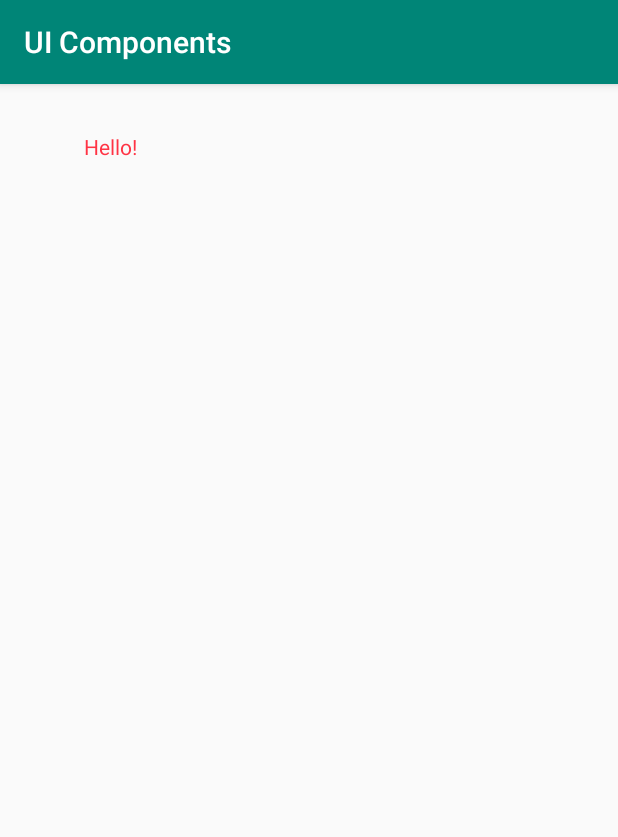
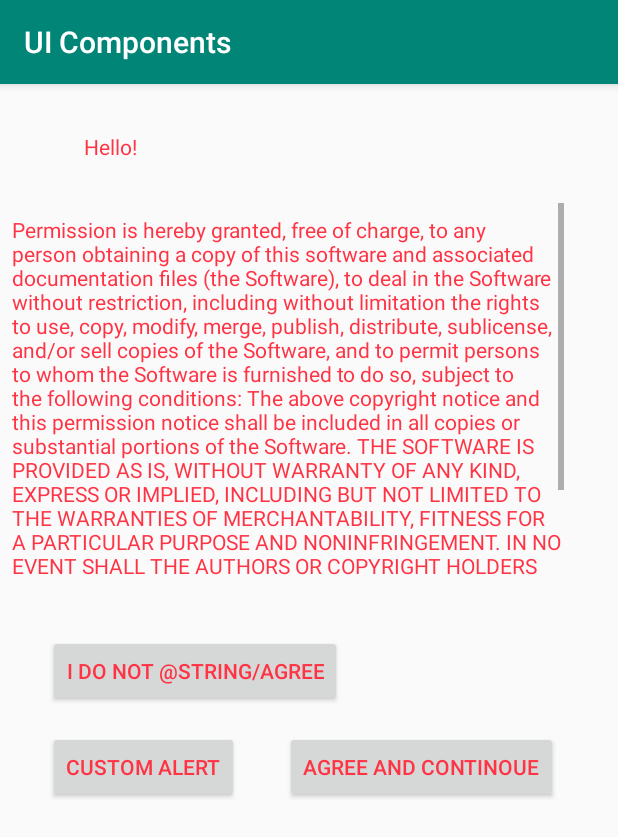
Before and after one commit to KnightsTiger/UIComponents, an Android app: the ActivityThree screen opened directly, with no data from a screen before it, on a phone screen of 412 x 824 dp. Shown: the top 837 px of the screen. Run offline under Robolectric (Android 15) with nearby library versions, the phone set to English and light mode, and no system bars; 1 statement that could not run was skipped.

Commit message:
Alert Dialog, Custom dialog

```diff
--- a/app/src/main/AndroidManifest.xml
+++ b/app/src/main/AndroidManifest.xml
@@ -1,7 +1,7 @@
 <?xml version="1.0" encoding="utf-8"?>
 <manifest xmlns:android="http://schemas.android.com/apk/res/android"
     package="com.example.knight.uicomponents">
-
+    <uses-permission android:name="android.permission.ACCESS_NETWORK_STATE"></uses-permission>
     <application
         android:allowBackup="true"
         android:icon="@mipmap/ic_launcher"
--- a/app/src/main/java/com/example/knight/uicomponents/MainActivity.java
+++ b/app/src/main/java/com/example/knight/uicomponents/MainActivity.java
@@ -1,11 +1,14 @@
 package com.example.knight.uicomponents;
 
+import android.content.Context;
 import android.content.Intent;
+import android.net.ConnectivityManager;
 import android.os.Bundle;
 import android.support.v7.app.AppCompatActivity;
 import android.view.View;
 import android.widget.CheckBox;
 import android.widget.EditText;
+import android.widget.TextView;
 import android.widget.Toast;
 
 public class MainActivity extends AppCompatActivity {
@@ -14,6 +17,8 @@ public class MainActivity extends AppCompatActivity {
     protected void onCreate(Bundle savedInstanceState) {
         super.onCreate(savedInstanceState);
         setContentView(R.layout.activity_main);
+
+
     }
 
     public void goToPageTwo(View view) {
--- a/app/src/main/res/layout/activity_three.xml
+++ b/app/src/main/res/layout/activity_three.xml
@@ -17,11 +17,70 @@
 
     <TextView
         android:id="@+id/textView4"
-        android:layout_width="wrap_content"
+        android:layout_width="0dp"
         android:layout_height="wrap_content"
         android:layout_marginTop="32dp"
-        android:layout_marginEnd="176dp"
+        android:layout_marginEnd="276dp"
         android:text=""
         app:layout_constraintEnd_toEndOf="parent"
         app:layout_constraintTop_toTopOf="parent" />
+
+    <ScrollView
+        android:id="@+id/scrollView2"
+        android:layout_width="wrap_content"
+        android:layout_height="252dp"
+        android:layout_marginTop="28dp"
+        app:layout_constraintTop_toBottomOf="@+id/textView3"
+        tools:layout_editor_absoluteX="0dp">
+
+        <LinearLayout
+            android:id="@+id/linearLayout"
+            android:layout_width="368dp"
+            android:layout_height="396dp"
+            android:layout_marginStart="8dp"
+            android:layout_marginTop="8dp"
+            android:orientation="vertical"
+            app:layout_constraintStart_toStartOf="parent"
+            app:layout_constraintTop_toBottomOf="@+id/textView3">
+
+            <TextView
+                android:layout_width="wrap_content"
+                android:layout_height="wrap_content"
+                android:text="@string/Agreement" />
+        </LinearLayout>
+
+    </ScrollView>
+
+
+    <Button
+        android:id="@+id/button4"
+        android:layout_width="wrap_content"
+        android:layout_height="wrap_content"
+        android:layout_marginTop="100dp"
+        android:layout_marginEnd="40dp"
+        android:text="@string/agree_and_continoue"
+        app:layout_constraintEnd_toEndOf="parent"
+        app:layout_constraintTop_toBottomOf="@+id/scrollView2" />
+
+    <Button
+        android:id="@+id/button5"
+        android:layout_width="wrap_content"
+        android:layout_height="wrap_content"
+        android:layout_marginStart="32dp"
+        android:layout_marginTop="36dp"
+        android:onClick="doNotAgree"
+        android:text="I do not @string/agree"
+        app:layout_constraintStart_toStartOf="parent"
+        app:layout_constraintTop_toBottomOf="@+id/scrollView2" />
+
+    <Button
+        android:id="@+id/button6"
+        android:layout_width="wrap_content"
+        android:layout_height="wrap_content"
+        android:layout_marginStart="32dp"
+        android:layout_marginTop="16dp"
+        android:onClick="showCustom"
+        android:text="Custom Alert"
+        app:layout_constraintStart_toStartOf="parent"
+        app:layout_constraintTop_toBottomOf="@+id/button5" />
 </android.support.constraint.ConstraintLayout>
--- a/app/src/main/res/values/strings.xml
+++ b/app/src/main/res/values/strings.xml
@@ -14,4 +14,14 @@
     <string name="search">Search</string>
     <string name="enter_your_name">Enter Your Name</string>
     <string name="hello">Hello!</string>
+
+    <string name="Agreement">Permission is hereby granted, free of charge, to any person obtaining a copy of this software and associated documentation files (the "Software"), to deal in the Software without restriction, including without limitation the rights to use, copy, modify, merge, publish, distribute, sublicense, and/or sell copies of the Software, and to permit persons to whom the Software is furnished to do so, subject to the following conditions:
+
+The above copyright notice and this permission notice shall be included in all copies or substantial portions of the Software.
+
+THE SOFTWARE IS PROVIDED "AS IS", WITHOUT WARRANTY OF ANY KIND, EXPRESS OR IMPLIED, INCLUDING BUT NOT LIMITED TO THE WARRANTIES OF MERCHANTABILITY, FITNESS FOR A PARTICULAR PURPOSE AND NONINFRINGEMENT. IN NO EVENT SHALL THE AUTHORS OR COPYRIGHT HOLDERS BE LIABLE FOR ANY CLAIM, DAMAGES OR OTHER LIABILITY, WHETHER IN AN ACTION OF CONTRACT, TORT OR OTHERWISE, ARISING FROM, OUT OF OR IN CONNECTION WITH THE SOFTWARE OR THE USE OR OTHER DEALINGS IN THE SOFTWARE.</string>
+    <string name="agree_and_continoue">Agree and Continoue</string>
+    <string name="custom_alert">Custom Alert</string>
+
+
 </resources>
```
Also changed, not shown: app/src/main/java/com/example/knight/uicomponents/ActivityThree.java (+31 -0 lines), app/src/main/res/layout/customalert.xml (added, +31 -0 lines).
